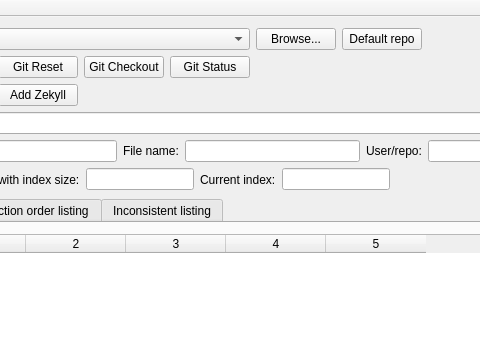
This is manager/mainwindow.ui in NorthIsMirror/QtZekyllManager as Qt 5 draws it before an edit; both pictures show x 99 to 579 and y 0 to 339 of the 792 by 677 pixel window. The edited form follows.
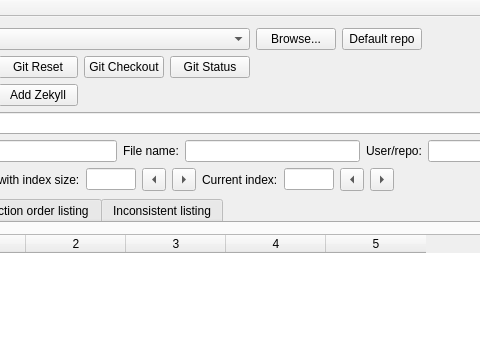
This is the edited form. Custom widgets are drawn as their Qt base class.

Commit message: Left/right on index size – connnected. On current index – unconnected

Patch:
```diff
--- a/manager/mainwindow.ui
+++ b/manager/mainwindow.ui
@@ -226,6 +226,32 @@
             <verstretch>0</verstretch>
            </sizepolicy>
           </property>
+          <property name="maximumSize">
+           <size>
+            <width>50</width>
+            <height>16777215</height>
+           </size>
+          </property>
+         </widget>
+        </item>
+        <item>
+         <widget class="QToolButton" name="sizeLeft">
+          <property name="text">
+           <string>...</string>
+          </property>
+          <property name="arrowType">
+           <enum>Qt::LeftArrow</enum>
+          </property>
+         </widget>
+        </item>
+        <item>
+         <widget class="QToolButton" name="sizeRight">
+          <property name="text">
+           <string>...</string>
+          </property>
+          <property name="arrowType">
+           <enum>Qt::RightArrow</enum>
+          </property>
          </widget>
         </item>
        </layout>
@@ -250,10 +276,36 @@
             <verstretch>0</verstretch>
            </sizepolicy>
           </property>
+          <property name="maximumSize">
+           <size>
+            <width>50</width>
+            <height>16777215</height>
+           </size>
+          </property>
          </widget>
         </item>
        </layout>
       </item>
+      <item>
+       <widget class="QToolButton" name="indexLeft">
+        <property name="text">
+         <string>...</string>
+        </property>
+        <property name="arrowType">
+         <enum>Qt::LeftArrow</enum>
+        </property>
+       </widget>
+      </item>
+      <item>
+       <widget class="QToolButton" name="indexRight">
+        <property name="text">
+         <string>...</string>
+        </property>
+        <property name="arrowType">
+         <enum>Qt::RightArrow</enum>
+        </property>
+       </widget>
+      </item>
       <item>
        <spacer name="horizontalSpacer">
         <property name="orientation">
```
The commit also changes 2 other files.
